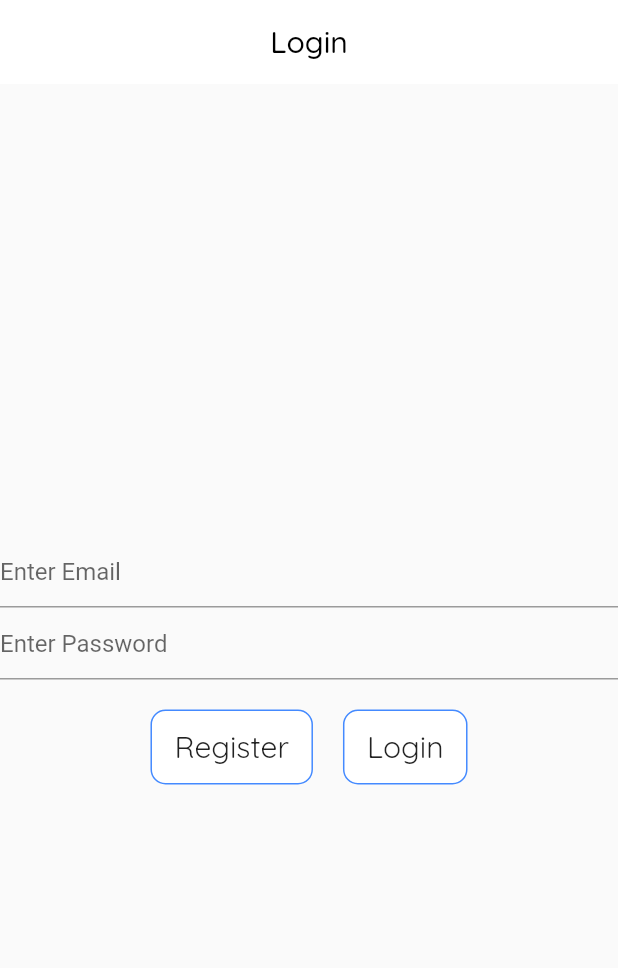
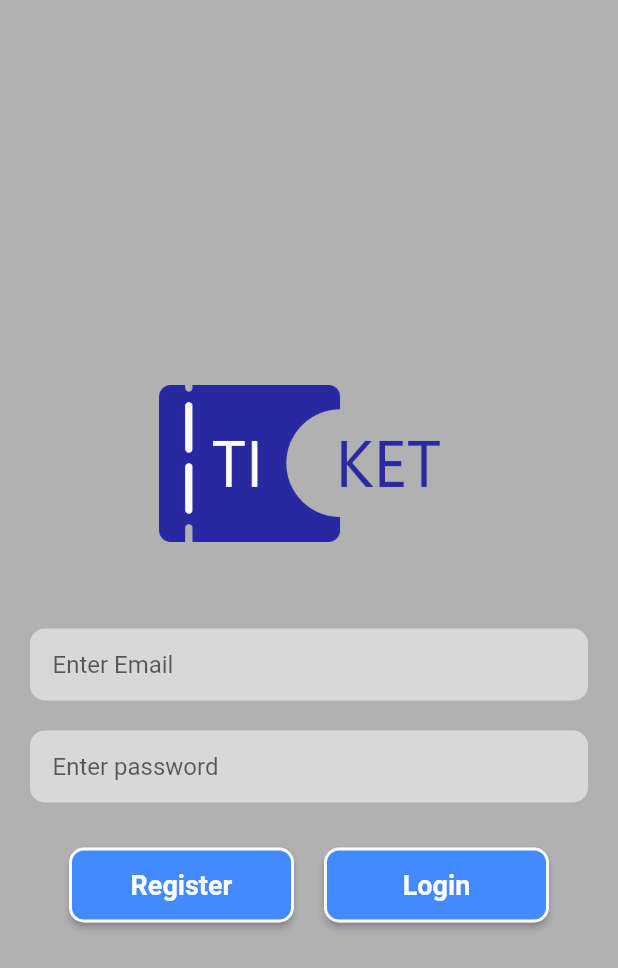
Before and after one commit to Rahul-Blatz/MovieMock, a Flutter app: the screen it shows after launch, on a phone screen of 412 x 824 dp. Shown: the top 968 px of the screen. Run offline on Flutter 3.47's test engine with Material 2 defaults, Android fonts, the phone set to English and light mode, and no system bars; our stand-ins replace cloud_firestore, firebase_auth, firebase_core, font_awesome_flutter, google_fonts; accounts and stored records are empty; Roboto replaces fonts that are missing (Abel).

Commit message:
complete design on login page

```diff
--- a/lib/screens/login_page.dart
+++ b/lib/screens/login_page.dart
@@ -1,6 +1,8 @@
 import 'package:firebase_auth/firebase_auth.dart';
+import 'package:flutter/cupertino.dart';
 import 'package:flutter/material.dart';
 import 'package:google_fonts/google_fonts.dart';
+import 'package:moviemock/widgets/FancyButton.dart';
 
 class LoginPage extends StatefulWidget {
   @override
@@ -38,38 +40,88 @@ class _LoginPageState extends State<LoginPage> {
   Widget build(BuildContext context) {
     return SafeArea(
       child: Scaffold(
-        appBar: AppBar(
-          backgroundColor: Colors.white,
-          elevation: 0.0,
-          title: Text(
-            "Login",
-            style: GoogleFonts.quicksand(color: Colors.black),
-          ),
-          centerTitle: true,
-        ),
+        backgroundColor: Colors.grey.withOpacity(.8),
+//        appBar: AppBar(
+//          backgroundColor: Colors.white,
+//          elevation: 0.0,
+//          title: Text(
+//            "Login",
+//            style: GoogleFonts.quicksand(color: Colors.black),
+//          ),
+//          centerTitle: true,
+//        ),
         body: Column(
           mainAxisAlignment: MainAxisAlignment.center,
           children: <Widget>[
-            TextField(
+            Container(
+              width: 200,
+              height: 200,
+              child: Image.asset('assets/images/TicketLogo.png'),
+            ),
+            Padding(
+              padding: const EdgeInsets.symmetric(
+                horizontal: 20.0,
+                vertical: 10.0,
+              ),
+              child: Container(
+                decoration: BoxDecoration(
+                  color: Colors.white.withOpacity(.5),
+                  borderRadius: BorderRadius.all(
+                    Radius.circular(10),
+                  ),
+                ),
+                child: TextField(
                   onChanged: (value) {
                     setState(() {
                       email = value;
                     });
                   },
-              decoration: InputDecoration(
-                hintText: "Enter Email",
+                  decoration: new InputDecoration(
+                      border: InputBorder.none,
+                      focusedBorder: InputBorder.none,
+                      enabledBorder: InputBorder.none,
+                      errorBorder: InputBorder.none,
+                      disabledBorder: InputBorder.none,
+                      contentPadding: EdgeInsets.only(
+                          left: 15, bottom: 11, top: 11, right: 15),
+                      hintText: "Enter Email"),
                 ),
               ),
-            TextField(
+            ),
+            Padding(
+              padding: const EdgeInsets.symmetric(
+                horizontal: 20.0,
+                vertical: 10.0,
+              ),
+              child: Container(
+                decoration: BoxDecoration(
+                  color: Colors.white.withOpacity(.5),
+                  borderRadius: BorderRadius.all(
+                    Radius.circular(10),
+                  ),
+                ),
+                child: TextField(
                   onChanged: (value) {
                     setState(() {
                       _password = value;
                     });
                   },
-              decoration: InputDecoration(
-                hintText: "Enter Password",
+                  decoration: new InputDecoration(
+//                  fillColor: Colors.lightBlueAccent.withOpacity(.5),
+                      border: InputBorder.none,
+                      focusedBorder: InputBorder.none,
+                      enabledBorder: InputBorder.none,
+                      errorBorder: InputBorder.none,
+                      disabledBorder: InputBorder.none,
+                      contentPadding: EdgeInsets.only(
+                        left: 15,
+                        bottom: 11,
+                        top: 11,
+                        right: 15,
                       ),
-              obscureText: true,
+                      hintText: "Enter password"),
+                ),
+              ),
             ),
             SizedBox(
               height: 20,
@@ -77,65 +129,75 @@ class _LoginPageState extends State<LoginPage> {
             Row(
               mainAxisAlignment: MainAxisAlignment.center,
               children: <Widget>[
-                GestureDetector(
-                  onTap: createUser,
-                  child: Container(
-//                    width: MediaQuery.of(context).size.width - 20,
-                    height: 50,
-                    decoration: BoxDecoration(
-                      color: Colors.white,
-                      borderRadius: BorderRadius.all(
-                        Radius.circular(10),
+                FancyButton(
+                  color: Colors.blueAccent,
+                  onPress: createUser,
+                  label: 'Register',
                 ),
-                      border: Border.all(color: Colors.blueAccent),
-                    ),
-                    child: Center(
-                      child: Padding(
-                        padding: const EdgeInsets.symmetric(
-                          vertical: 8.0,
-                          horizontal: 15,
-                        ),
-                        child: Text(
-                          "Register",
-                          style: GoogleFonts.quicksand(
-                            fontSize: 20,
-                          ),
-                        ),
-                      ),
-                    ),
-                  ),
-                ),
+//                GestureDetector(
+//                  onTap: createUser,
+//                  child: Container(
+////                    width: MediaQuery.of(context).size.width - 20,
+//                    height: 50,
+//                    decoration: BoxDecoration(
+//                      color: Colors.white,
+//                      borderRadius: BorderRadius.all(
+//                        Radius.circular(10),
+//                      ),
+//                      border: Border.all(color: Colors.blueAccent),
+//                    ),
+//                    child: Center(
+//                      child: Padding(
+//                        padding: const EdgeInsets.symmetric(
+//                          vertical: 8.0,
+//                          horizontal: 15,
+//                        ),
+//                        child: Text(
+//                          "Register",
+//                          style: GoogleFonts.quicksand(
+//                            fontSize: 20,
+//                          ),
+//                        ),
+//                      ),
+//                    ),
+//                  ),
+//                ),
                 SizedBox(
                   width: 20,
                 ),
-                GestureDetector(
-                  onTap: login,
-                  child: Container(
-//                    width: MediaQuery.of(context).size.width - 20,
-                    height: 50,
-                    decoration: BoxDecoration(
-                      color: Colors.white,
-                      borderRadius: BorderRadius.all(
-                        Radius.circular(10),
+                FancyButton(
+                  color: Colors.blueAccent,
+                  onPress: login,
+                  label: 'Login',
                 ),
-                      border: Border.all(color: Colors.blueAccent),
-                    ),
-                    child: Center(
-                      child: Padding(
-                        padding: const EdgeInsets.symmetric(
-                          vertical: 8.0,
-                          horizontal: 15,
-                        ),
-                        child: Text(
-                          "Login",
-                          style: GoogleFonts.quicksand(
-                            fontSize: 20,
-                          ),
-                        ),
-                      ),
-                    ),
-                  ),
-                ),
+//                GestureDetector(
+//                  onTap: login,
+//                  child: Container(
+////                    width: MediaQuery.of(context).size.width - 20,
+//                    height: 50,
+//                    decoration: BoxDecoration(
+//                      color: Colors.white,
+//                      borderRadius: BorderRadius.all(
+//                        Radius.circular(10),
+//                      ),
+//                      border: Border.all(color: Colors.blueAccent),
+//                    ),
+//                    child: Center(
+//                      child: Padding(
+//                        padding: const EdgeInsets.symmetric(
+//                          vertical: 8.0,
+//                          horizontal: 15,
+//                        ),
+//                        child: Text(
+//                          "Login",
+//                          style: GoogleFonts.quicksand(
+//                            fontSize: 20,
+//                          ),
+//                        ),
+//                      ),
+//                    ),
+//                  ),
+//                ),
               ],
             ),
           ],
--- /dev/null
+++ b/lib/widgets/FancyButton.dart
@@ -0,0 +1,43 @@
+import 'package:flutter/material.dart';
+import 'package:google_fonts/google_fonts.dart';
+
+class FancyButton extends StatelessWidget {
+  final String label;
+  final Function onPress;
+  final Color color;
+
+  FancyButton({this.label, this.onPress, this.color});
+  @override
+  Widget build(BuildContext context) {
+    return RaisedButton(
+      shape: RoundedRectangleBorder(
+        borderRadius: BorderRadius.circular(10.0),
+        side: BorderSide(color: Colors.white, width: 2.0),
+      ),
+      padding: const EdgeInsets.all(0.0),
+      child: Ink(
+        decoration: BoxDecoration(
+          color: color,
+          borderRadius: BorderRadius.all(
+            Radius.circular(10.0),
+          ),
+        ),
+        child: Container(
+          width: 150,
+          height: 50.0,
+          alignment: Alignment.center,
+          child: Text(
+            '$label',
+            style: GoogleFonts.abel(
+              color: Colors.white,
+              fontWeight: FontWeight.bold,
+              fontSize: 18.0,
+            ),
+            textAlign: TextAlign.center,
+          ),
+        ),
+      ),
+      onPressed: onPress,
+    );
+  }
+}
--- a/pubspec.yaml
+++ b/pubspec.yaml
@@ -31,9 +31,9 @@ flutter:
   uses-material-design: true
 
   # To add assets to your application, add an assets section, like this:
-  # assets:
-  #   - images/a_dot_burr.jpeg
-  #   - images/a_dot_ham.jpeg
+  assets:
+    - assets/images/TicketLogo.png
+#    - images/a_dot_ham.jpeg
 
   # An image asset can refer to one or more resolution-specific "variants", see
   # https://flutter.dev/assets-and-images/#resolution-aware.
```
Also changed, not shown: assets/images/TicketLogo.png (added). Lines whose indentation alone changed are shown as unchanged.
